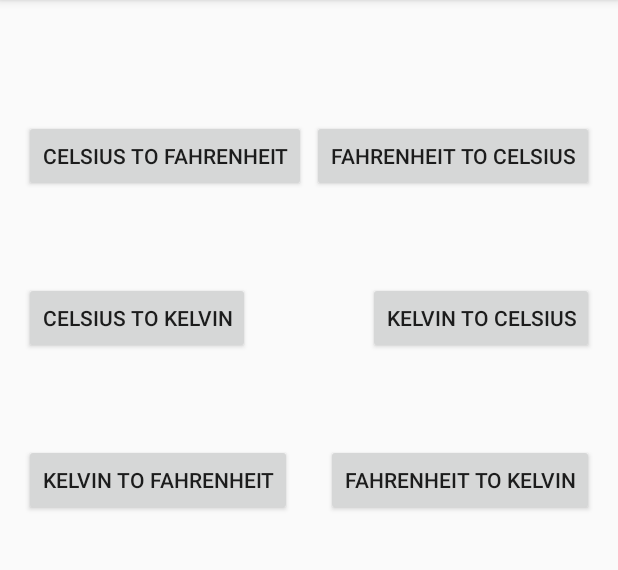
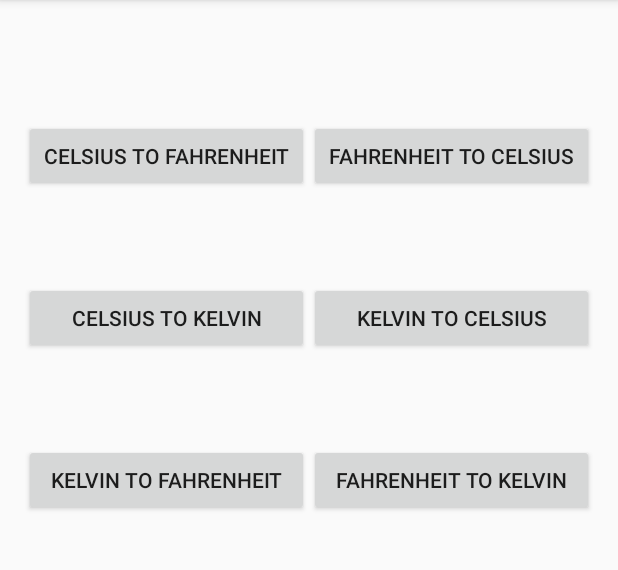
Before and after one commit to spogy10/Temperature-Converter, an Android app: the screen it shows after launch (MainActivity), on a phone screen of 412 x 824 dp, the part 84-654 px from its top. Run offline under Robolectric (Android 15) with nearby library versions, the phone set to English and light mode, and no system bars; 4 statements that could not run were skipped.

Commit message:
final(soon)

```diff
--- a/app/src/main/res/layout/content_main.xml
+++ b/app/src/main/res/layout/content_main.xml
@@ -12,6 +12,11 @@
     tools:context="com.jr.poliv.temperatureconverter.MainActivity"
     tools:showIn="@layout/activity_main">
 
+    <View android:id="@+id/fakeView"
+        android:layout_width="0dp"
+        android:layout_height="0dp"
+        android:layout_centerInParent="true"/>
+
     <Button
         android:layout_width="wrap_content"
         android:layout_height="wrap_content"
@@ -19,7 +24,9 @@
         android:id="@+id/C_to_F"
         android:layout_alignParentTop="true"
         android:layout_alignParentStart="true"
-        android:layout_marginTop="64dp" />
+        android:layout_alignRight="@id/fakeView"
+        android:layout_marginTop="64dp"
+        android:layout_alignParentEnd="false" />
 
     <Button
         android:layout_width="wrap_content"
@@ -27,6 +34,7 @@
         android:text="@string/title_activity_fahrenheit_to__celsius"
         android:id="@+id/F_to_C"
         android:layout_alignTop="@+id/C_to_F"
+        android:layout_alignLeft="@id/fakeView"
         android:layout_alignParentEnd="true"  />
 
     <Button
@@ -36,7 +44,8 @@
         android:id="@+id/C_to_K"
         android:layout_below="@+id/C_to_F"
         android:layout_alignParentStart="true"
-        android:layout_marginTop="60dp" />
+        android:layout_marginTop="60dp"
+        android:layout_alignEnd="@+id/C_to_F" />
 
     <Button
         android:layout_width="wrap_content"
@@ -44,7 +53,8 @@
         android:text="@string/title_activity_kelvin_to__celsius"
         android:id="@+id/K_to_C"
         android:layout_alignTop="@+id/C_to_K"
-        android:layout_alignParentEnd="true" />
+        android:layout_alignParentEnd="true"
+        android:layout_toEndOf="@+id/fakeView" />
 
     <Button
         android:layout_width="wrap_content"
@@ -53,6 +63,7 @@
         android:id="@+id/K_to_F"
         android:layout_below="@+id/C_to_K"
         android:layout_alignParentStart="true"
+        android:layout_alignRight="@id/fakeView"
         android:layout_marginTop="60dp" />
 
     <Button
@@ -61,5 +72,6 @@
         android:text="@string/title_activity_fahrenheit_to__kelvin"
         android:id="@+id/F_to_K"
         android:layout_alignTop="@+id/K_to_F"
+        android:layout_alignLeft="@id/fakeView"
         android:layout_alignParentEnd="true" />
 </RelativeLayout>
```
